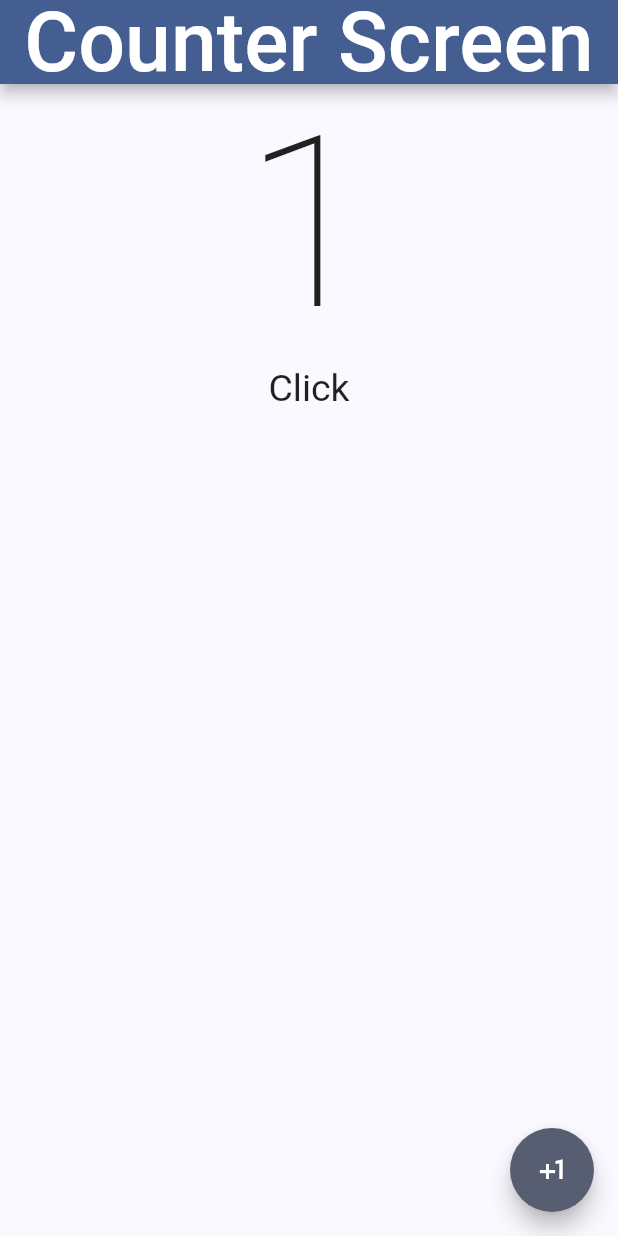
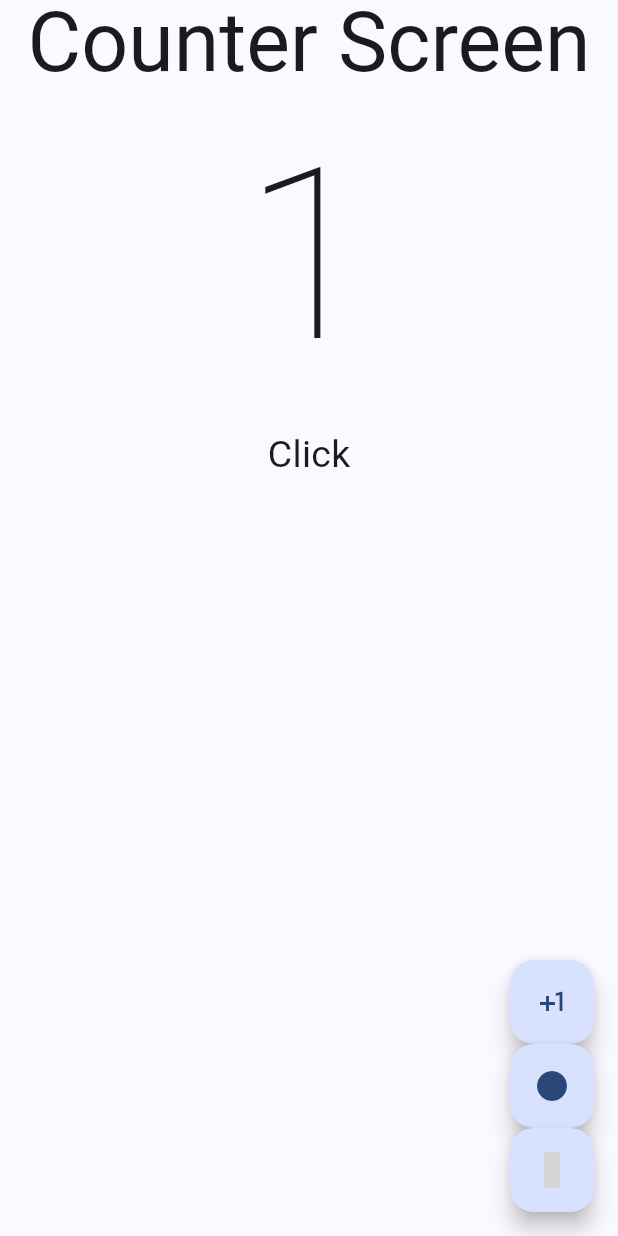
Before and after one commit to JasonDGian/Jandula-DesInt, a Flutter app: the screen it shows after launch, after a tap on the "plus one" icon, on a phone screen of 412 x 824 dp. Run offline on Flutter 3.47's test engine with Material 3 defaults, Android fonts, the phone set to English and light mode, and no system bars; statements that could not run were skipped; grey boxes are pictures that could not be loaded.

Commit message:
ejercicio botones 0 -

```diff
--- a/Pruebas/test1/lib/main.dart
+++ b/Pruebas/test1/lib/main.dart
@@ -2,19 +2,20 @@ import 'package:flutter/material.dart';
 import 'package:test1/presentation/screens/counter/counter_screen.dart';
 
 void main() {
-  runApp( MyApp());
+  runApp( const MyApp());
 }
 
 class MyApp extends StatelessWidget {
+  const MyApp({super.key});
 
   @override
   Widget build(BuildContext context) {
     return  MaterialApp(
       theme: ThemeData(
-        useMaterial3: false,
+        useMaterial3: true,
         colorSchemeSeed: Colors.blueAccent
       ),
-      debugShowCheckedModeBanner: false,
+      debugShowCheckedModeBanner: true,
       home: const CounterScreen()
     );
   }
--- a/Pruebas/test1/lib/presentation/screens/counter/counter_screen.dart
+++ b/Pruebas/test1/lib/presentation/screens/counter/counter_screen.dart
@@ -26,7 +26,12 @@ class _CounterScreenState extends State<CounterScreen> {
               Expanded(child: Text( click, style: const TextStyle(fontSize: 25))),
         ]),
       ),
-      floatingActionButton: FloatingActionButton(
+      floatingActionButton:
+      Column(
+        mainAxisAlignment: MainAxisAlignment.end,
+        children: [
+              // Boton positivo.
+              FloatingActionButton(
             onPressed: () {
               counter++;
               counter==1 ? click="Click" : click = "Clicks";
@@ -35,6 +40,26 @@ class _CounterScreenState extends State<CounterScreen> {
             }); },
             child: const Icon(Icons.plus_one),
           ),
+          // Boton de reinicio.
+          FloatingActionButton(
+            onPressed: () {
+              counter=0;
+              counter==1 ? click="Click" : click = "Clicks";
+              setState(() {
+            }); },
+            child: const Icon(Icons.circle),
+          ),
+          // Boton de substraccion.
+          FloatingActionButton(
+            onPressed: () {
+              if (counter>0){ counter--; }
+              counter==1 ? click="Click" : click = "Clicks";
+              setState(() {
+            }); },
+            child: const Icon(Icons.minus_one),
+          ),
+        ],
+      )
     );
   }
 }
```
Also changed, not shown: 1 other file. Lines whose indentation alone changed are shown as unchanged.
